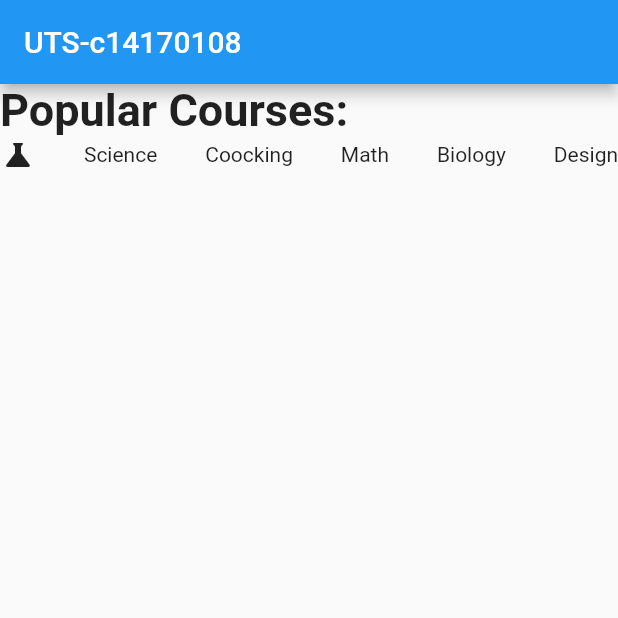
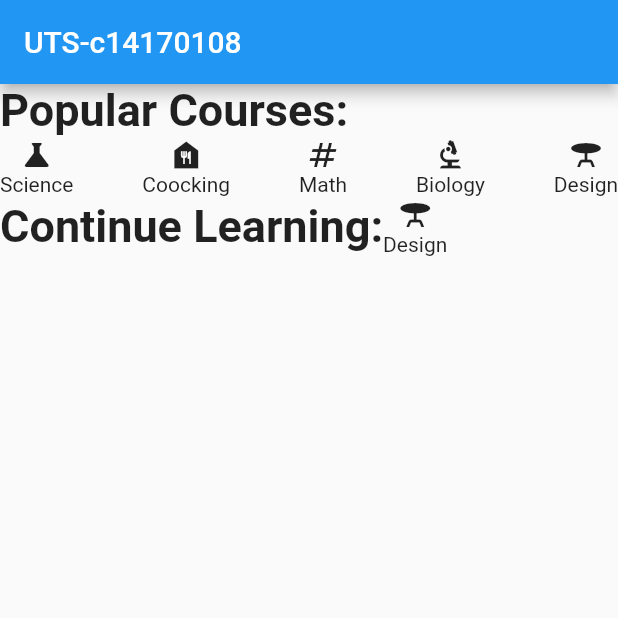
Before and after one commit to frendyhariyono/utsNo2, a Flutter app: the screen it shows after launch, on a phone screen of 412 x 824 dp, the top half of it. Run offline on Flutter 3.47's test engine with Material 2 defaults, Android fonts, the phone set to English and light mode, and no system bars.

Commit message:
third commit

```diff
--- a/lib/main.dart
+++ b/lib/main.dart
@@ -28,12 +28,50 @@ class MyApp extends StatelessWidget {
             Row(
               mainAxisAlignment: MainAxisAlignment.spaceBetween,
               children: [
+                Column(
+                  children: [
                     Icon(Icons.science),
                     Text("Science"),
+                  ],
+                ),
+                Column(
+                  children: [
+                    Icon(Icons.food_bank),
                     Text("Coocking"),
+                  ],
+                ),
+                Column(
+                  children: [
+                    Icon(Icons.numbers),
                     Text("Math"),
+                  ],
+                ),
+                Column(
+                  children: [
+                    Icon(Icons.biotech),
                     Text("Biology"),
+                  ],
+                ),
+                Column(
+                  children: [
+                    Icon(Icons.table_bar),
                     Text("Design"),
+                  ],
+                ),
+              ],
+            ),
+            Row(
+              children: [
+                Text(
+                  'Continue Learning:',
+                  style: TextStyle(fontSize: 30, fontWeight: FontWeight.bold),
+                ),
+                Column(
+                  children: [
+                    Icon(Icons.table_bar),
+                    Text("Design"),
+                  ],
+                ),
               ],
             )
           ],
```
Lines whose indentation alone changed are shown as unchanged.
